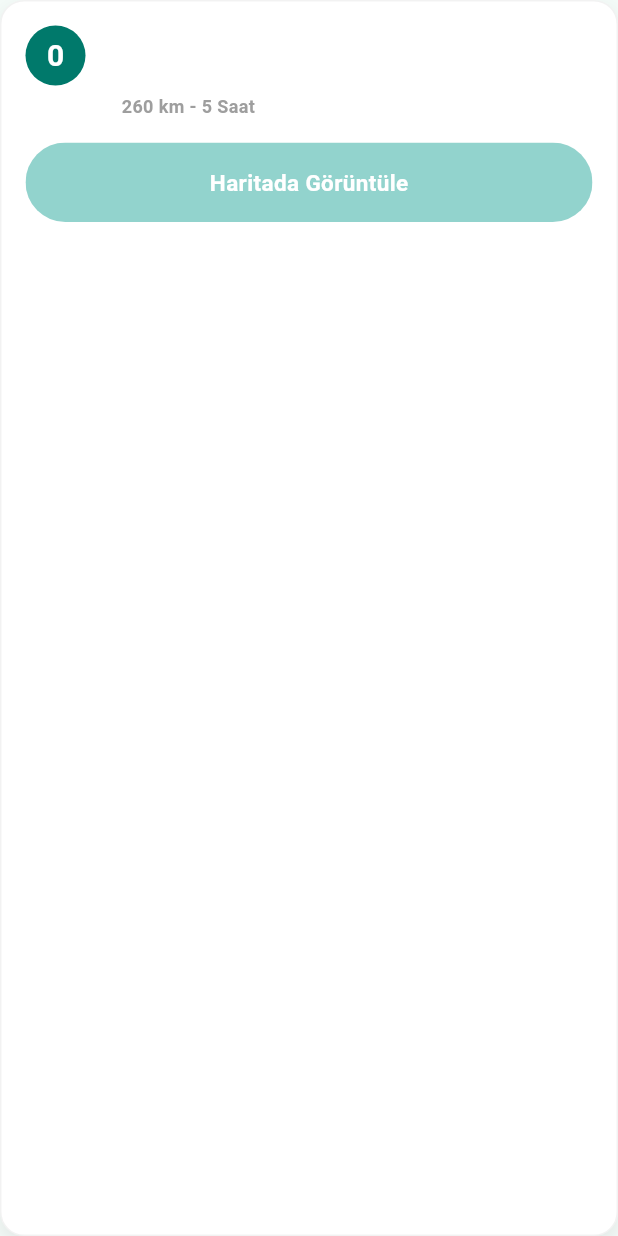
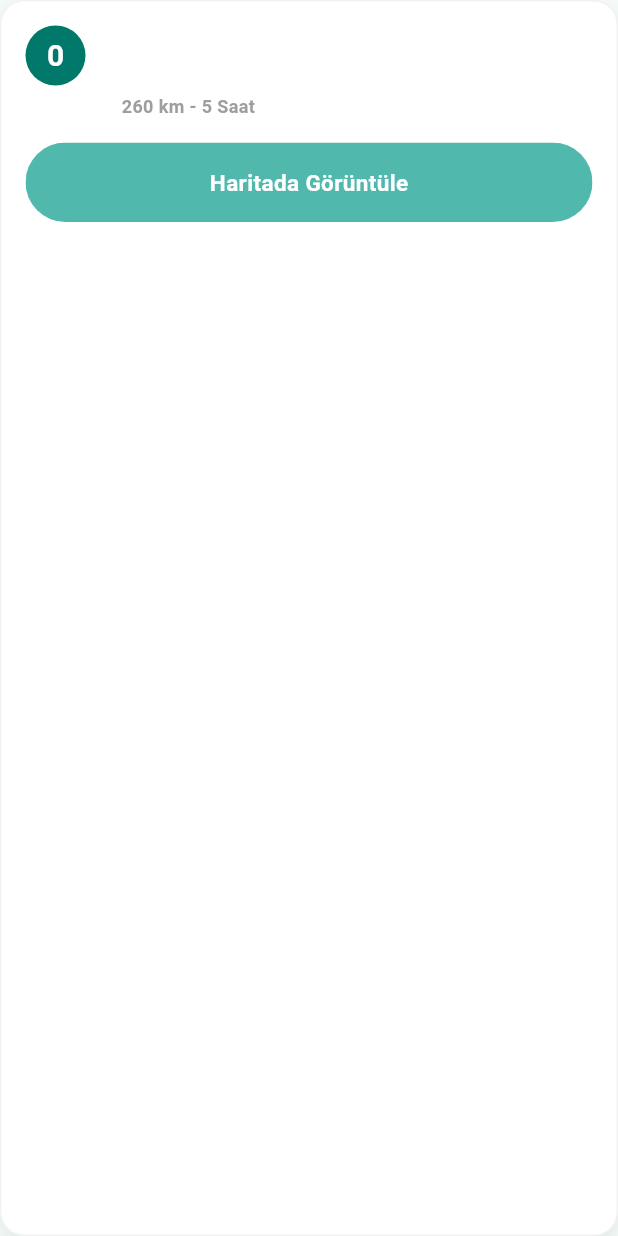
Before and after one commit to batuhangozegu/SmartRoute-Flutter, a Flutter app: the TripPlanListItem widget shown alone on an empty page, opened directly with empty values, on a phone screen of 412 x 824 dp. Run offline on Flutter 3.47's test engine with Material 3 defaults, Android fonts, the phone set to English and light mode, and no system bars; our stand-ins replace flutter_map, latlong2.

Commit message:
Renk opaklıkları ayarlandı

```diff
--- a/smart_route/lib/Compenents/trip_plan_list_item.dart
+++ b/smart_route/lib/Compenents/trip_plan_list_item.dart
@@ -97,7 +97,7 @@ class TripPlanListItem extends StatelessWidget {
                   padding: const EdgeInsets.all(16),
                   decoration: BoxDecoration(
                     borderRadius: BorderRadius.circular(50),
-                    color: Colors.teal.shade400.withValues(alpha: 0.5),
+                    color: Colors.teal.shade400.withValues(alpha: 0.8),
                   ),
                   child: Center(
                     child: Text(
--- a/smart_route/lib/views/select_stop_sheet.dart
+++ b/smart_route/lib/views/select_stop_sheet.dart
@@ -36,7 +36,7 @@ class _SelectStopSheetState extends State<SelectStopSheet> {
     return Container(
       height: MediaQuery.of(context).size.height * 0.75,
       decoration: BoxDecoration(
-        color: Colors.white.withValues(alpha: 0.7),
+        color: Colors.white.withValues(alpha: 0.85),
         borderRadius: BorderRadius.vertical(top: Radius.circular(20)),
       ),
       child: Column(
--- a/smart_route/lib/views/select_stops_view.dart
+++ b/smart_route/lib/views/select_stops_view.dart
@@ -45,7 +45,7 @@ class _SelectStopsViewState extends State<SelectStopsView> {
               child: Container(
                 padding: EdgeInsets.symmetric(horizontal: 8, vertical: 8),
                 decoration: BoxDecoration(
-                  color: Colors.teal.shade400.withValues(alpha: 0.4),
+                  color: Colors.teal.shade400.withValues(alpha: 0.8),
                   borderRadius: BorderRadius.circular(16),
                   border: Border.all(
                     color: Colors.white.withValues(alpha: 0.3),
@@ -53,7 +53,7 @@ class _SelectStopsViewState extends State<SelectStopsView> {
                   ),
                   boxShadow: [
                     BoxShadow(
-                      color: Colors.black.withValues(alpha: 0.1),
+                      color: Colors.black.withValues(alpha: 0.2),
                       blurRadius: 12,
                       offset: Offset(0, 4),
                     ),
```
